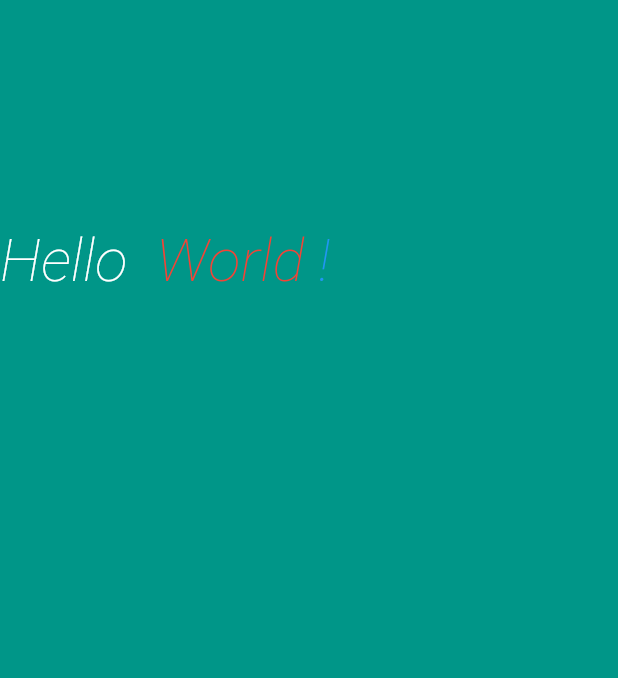
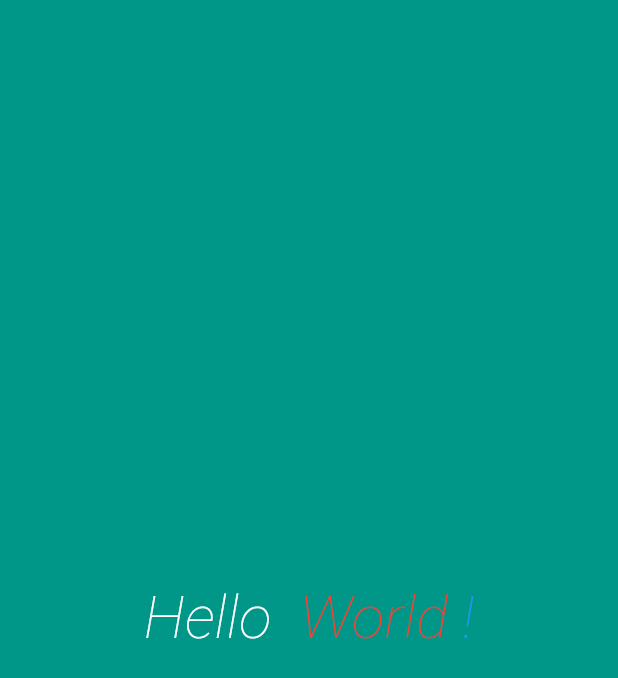
Before and after one commit to Mogoww/Flutter_widgets_basiques, a Flutter app: the screen it shows after launch, on a phone screen of 412 x 824 dp. Shown: the top 678 px of the screen. Run offline on Flutter 3.47's test engine with Material 2 defaults, Android fonts, the phone set to English and light mode, and no system bars.

Commit message:
add center

```diff
--- a/lib/main.dart
+++ b/lib/main.dart
@@ -39,8 +39,10 @@ class BasicsPage extends StatelessWidget {
             width: size.width,
             color: Colors.teal,
             // margin: EdgeInsets.all(10),
-            padding: EdgeInsets.only(top: 150),
-            child: spanText(),
+            // padding: EdgeInsets.only(top: 150),
+            child: Center(
+              child: spanText(),
+            )
         )
     );
   }
```
